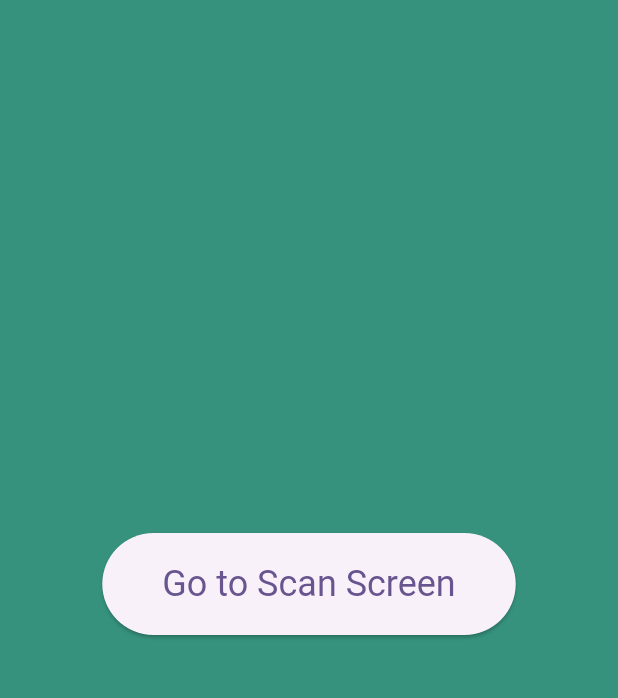
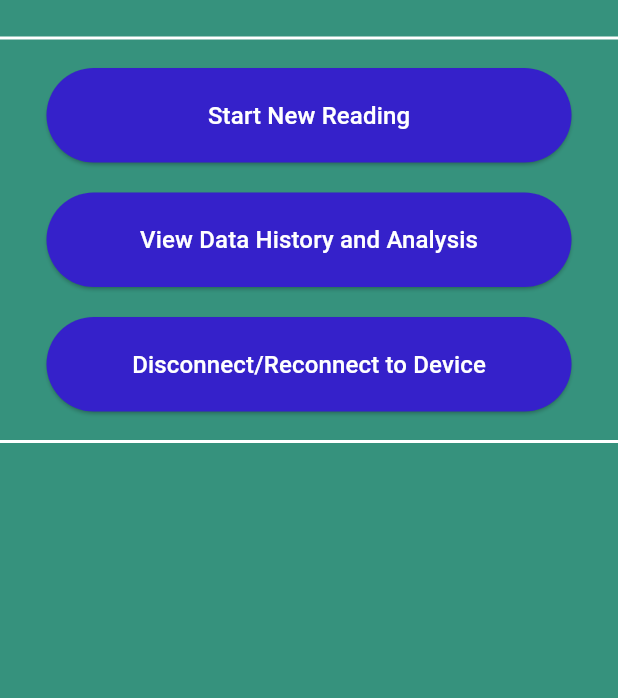
Before and after one commit to RicePandaaaa/KHealth, a Flutter app: the screen it shows after launch, on a phone screen of 412 x 824 dp, the part 76-774 px from its top. Run offline on Flutter 3.47's test engine with Material 3 defaults, Android fonts, the phone set to English and light mode, and no system bars.

Commit message:
Make buttons, separators

```diff
--- a/android_app/lib/screens/home_screen.dart
+++ b/android_app/lib/screens/home_screen.dart
@@ -16,11 +16,21 @@ class HomeScreen extends StatelessWidget {
         ),
         centerTitle: false,
       ),
-      body: Center(
+      body: Column(
+          mainAxisSize: MainAxisSize.min,
+          children: [
+            const Divider(
+              color: Colors.white,
+              thickness: 2,
+              height: 40
+            ),
+
+            SizedBox(
+              width: 350,
               child: ElevatedButton(
                 style: ElevatedButton.styleFrom(
+                  backgroundColor: const Color(0xFF3521CA),
                   padding: const EdgeInsets.symmetric(vertical: 20, horizontal: 40),
-            textStyle: const TextStyle(fontSize: 24),
                 ),
                 onPressed: () {
                   Navigator.push(
@@ -28,8 +38,64 @@ class HomeScreen extends StatelessWidget {
                     MaterialPageRoute(builder: (context) => const ButtonScreen()),
                   );
                 },
-          child: const Text('Go to Scan Screen'),
+                child: const Text(
+                  'Start New Reading',
+                  style: TextStyle(
+                      fontSize: 16,
+                      color: Color(0xFFFFFFFF),
+                  )
                 ),
+              ),
+            ),
+
+            const SizedBox(height: 20),
+            SizedBox(
+              width: 350,
+              child: ElevatedButton(
+                style: ElevatedButton.styleFrom(
+                  backgroundColor: const Color(0xFF3521CA),
+                  padding: const EdgeInsets.symmetric(vertical: 20, horizontal: 40),
+                ),
+                onPressed: () {
+                  // Add functionality for this button press
+                },
+                child: const Text(
+                  'View Data History and Analysis',
+                  style: TextStyle(
+                    fontSize: 16,
+                    color: Color(0xFFFFFFFF),
+                  )
+                ),
+              ),
+            ),
+
+            const SizedBox(height: 20),
+            SizedBox(
+              width: 350,
+              child: ElevatedButton(
+                style: ElevatedButton.styleFrom(
+                  backgroundColor: const Color(0xFF3521CA),
+                  padding: const EdgeInsets.symmetric(vertical: 20, horizontal: 40),
+                ),
+                onPressed: () {
+                  // Add functionality for this button press
+                },
+                child: const Text(
+                  'Disconnect/Reconnect to Device',
+                  style: TextStyle(
+                    fontSize: 16,
+                    color: Color(0xFFFFFFFF),
+                  )
+                ),
+              ),
+            ),
+
+            const Divider(
+              color: Colors.white,
+              thickness: 2,
+              height: 40
+            )
+          ],
         ),
       );
   }
```
Lines whose indentation alone changed are shown as unchanged.
